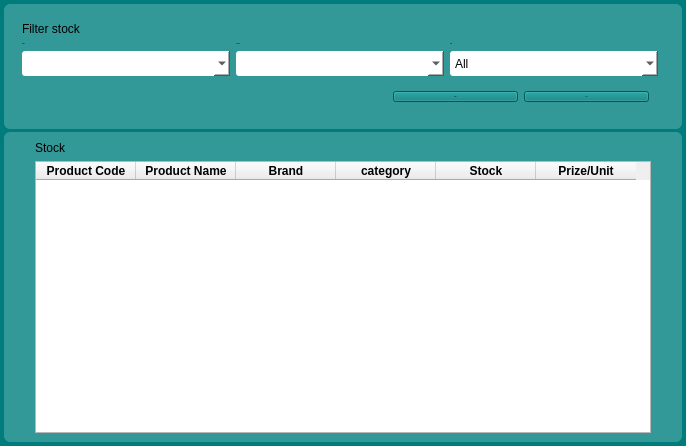
Before: the Qt Designer form ui/stock.ui in sarin32/Supermarket-Inventory-and-Sales-Management-System, drawn with Qt 5.
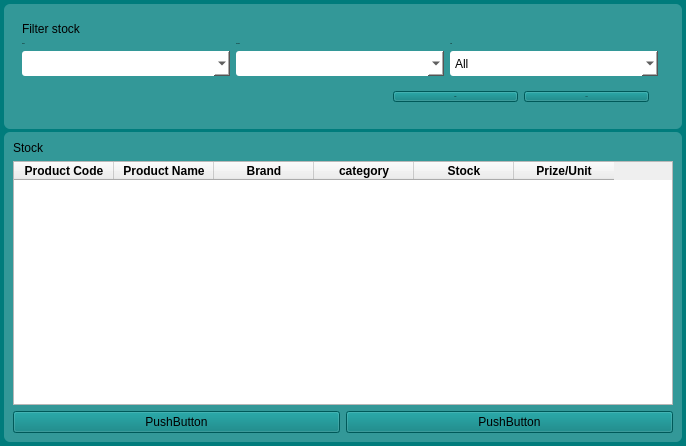
After: the same form once the commit is applied.

Diff of the .ui file:
```diff
--- a/ui/stock.ui
+++ b/ui/stock.ui
@@ -314,24 +314,32 @@
    <item row="4" column="0">
     <widget class="QFrame" name="mainframe_2">
      <layout class="QGridLayout" name="gridLayout_3">
-      <item row="0" column="1">
+      <item row="2" column="1">
+       <widget class="QPushButton" name="pushButton">
+        <property name="text">
+         <string>PushButton</string>
+        </property>
+       </widget>
+      </item>
+      <item row="2" column="2">
+       <widget class="QPushButton" name="pushButton_2">
+        <property name="text">
+         <string>PushButton</string>
+        </property>
+       </widget>
+      </item>
+      <item row="0" column="1" colspan="2">
        <widget class="QLabel" name="h_2">
         <property name="text">
          <string>Stock</string>
         </property>
        </widget>
       </item>
-      <item row="1" column="1">
+      <item row="1" column="1" colspan="2">
        <widget class="QTableWidget" name="tableCart">
         <property name="enabled">
          <bool>true</bool>
         </property>
-        <property name="sizePolicy">
-         <sizepolicy hsizetype="Fixed" vsizetype="Expanding">
-          <horstretch>0</horstretch>
-          <verstretch>0</verstretch>
-         </sizepolicy>
-        </property>
         <property name="sizeAdjustPolicy">
          <enum>QAbstractScrollArea::AdjustToContentsOnFirstShow</enum>
         </property>
```
